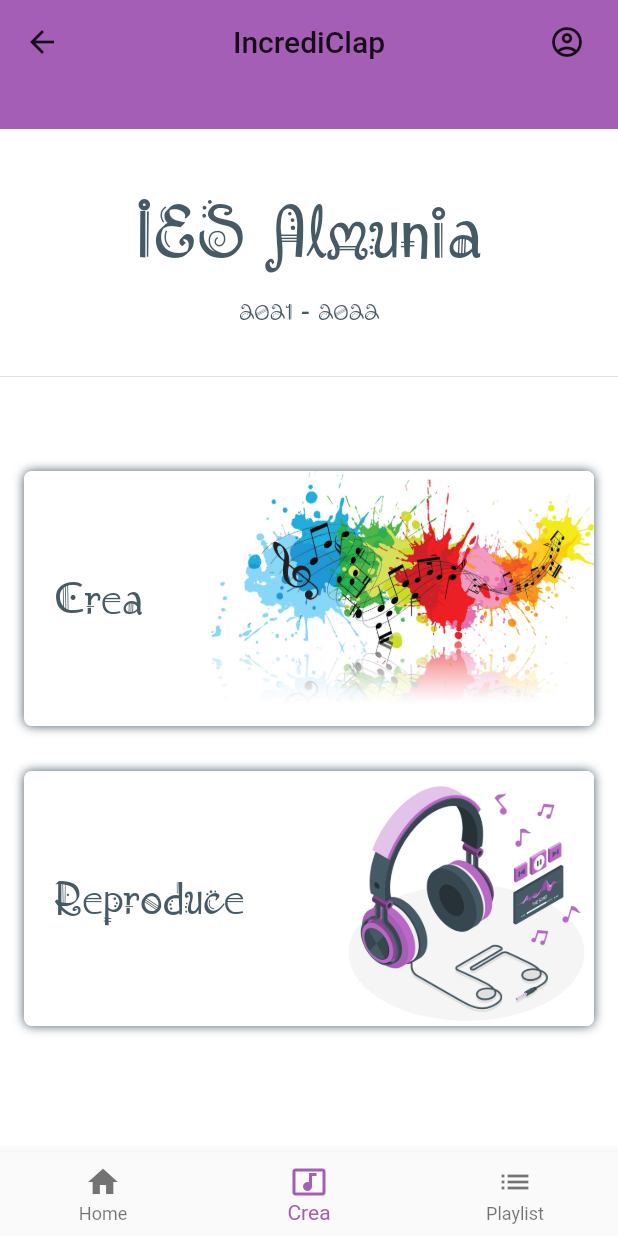
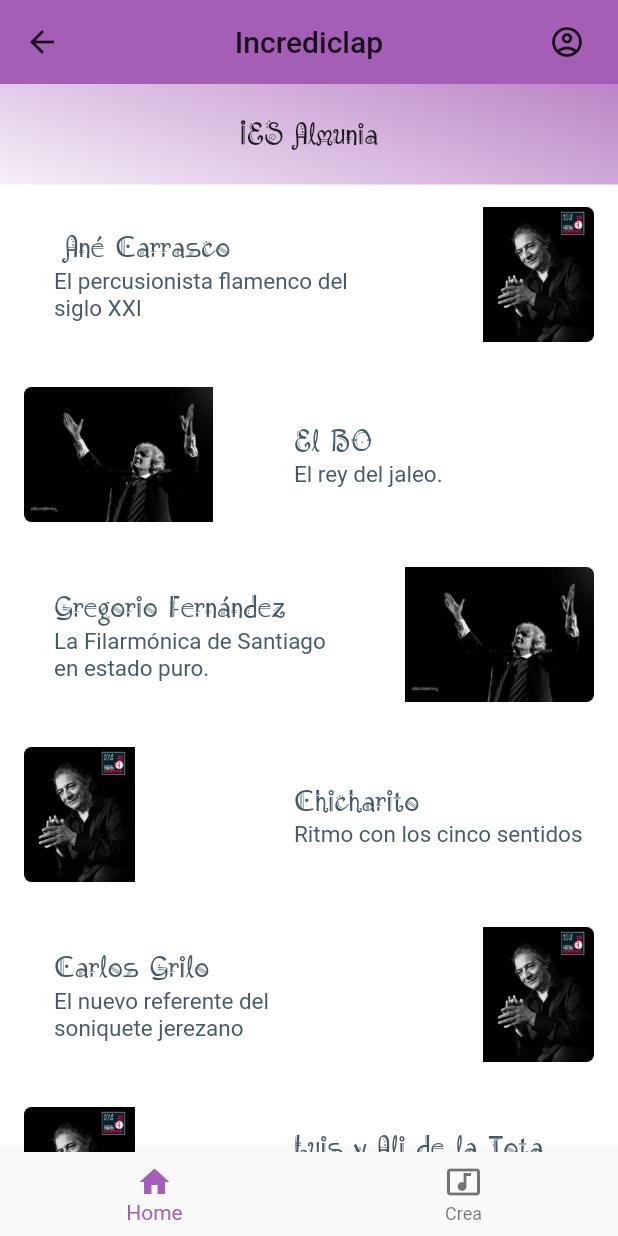
Before and after one commit to Harich93/TFG-IncrediClap, a Flutter app: the HomeScreen screen opened by its route, on a phone screen of 412 x 824 dp. Run offline on Flutter 3.47's test engine with Material 2 defaults, Android fonts, the phone set to English and light mode, and no system bars; our stand-ins replace animate_do, just_audio, modal_bottom_sheet, shared_preferences; accounts and stored records are empty; network calls fail.

Commit message:
Home, navigation fix

```diff
--- a/lib/main.dart
+++ b/lib/main.dart
@@ -24,6 +24,7 @@ class AppState extends StatelessWidget {
   Widget build(BuildContext context) {
     return MultiProvider(
       providers: [
+        ChangeNotifierProvider(create: ( _ ) => UiProvider()),
         ChangeNotifierProvider(create: ( _ ) => AuthService()),
         ChangeNotifierProvider(create: ( _ ) => AudiosProvider()),
         ChangeNotifierProvider(create: ( _ ) => DurationModel()),
@@ -46,13 +47,11 @@ class MyApp extends StatelessWidget {
     return MaterialApp(
       debugShowCheckedModeBanner: false,
       title: 'Material App',
-      initialRoute: MusicScreen.routeName,
+      initialRoute: HomeScreen.routeName,
       routes: {
         LoginScreen.routeName        : ( _ ) => const LoginScreen(),
         RegisterScreen.routeName     : ( _ ) => const RegisterScreen(),
         HomeScreen.routeName         : ( _ ) => const HomeScreen(),
-        MusicScreen.routeName        : ( _ ) => const MusicScreen(),
-        ListAudiosScreen.routeName   : ( _ ) => const ListAudiosScreen(),
         SettingsUserScreen.routeName : ( _ ) => const SettingsUserScreen(),
         PlayerScreen.routeName       : ( _ ) => PlayerScreen(),
       },
--- a/lib/providers/providers.dart
+++ b/lib/providers/providers.dart
@@ -2,3 +2,4 @@ export 'package:incredibclap/providers/audio_provider.dart';
 export 'package:incredibclap/providers/login_provider.dart';
 export 'package:incredibclap/providers/muenu_hidden.dart';
 export 'package:incredibclap/providers/audio_provider_player.dart';
+export 'package:incredibclap/providers/ui_provider.dart';
--- /dev/null
+++ b/lib/providers/ui_provider.dart
@@ -0,0 +1,16 @@
+import 'package:flutter/material.dart';
+
+class UiProvider extends ChangeNotifier {
+
+  int _selectedMenuOpt = 0;
+
+  int get selectedMenuOpt {
+    return _selectedMenuOpt;
+  }
+
+  set selectedMenuOpt( int i ) {
+    _selectedMenuOpt = i;
+    notifyListeners();
+  }
+
+}
--- a/lib/screens/home_screen.dart
+++ b/lib/screens/home_screen.dart
@@ -23,17 +23,20 @@ class HomeScreen extends StatelessWidget {
 
     final menuHiden = Provider.of<MenuHidden>(context);
     final recordService = Provider.of<RecordService>(context);
+    final uiProvider = Provider.of<UiProvider>(context);
 
     recordService.getAllAudios();
 
     return Scaffold(
       backgroundColor: Colors.white,
       appBar: AppBarCustom(
-        title: "IncrediClap",
+        title: "Incrediclap",
         elevation: menuHiden.hidden,
       ),
-      body:  _HomeBody(),
-      bottomNavigationBar: CustomNavigationBar(),
+      body:  uiProvider.selectedMenuOpt == 0
+        ? _HomeBody()
+        : const MusicScreen(),
+      bottomNavigationBar: const CustomNavigationBar(),
     );
   }
 
@@ -82,61 +85,84 @@ class _HomeBodyState extends State<_HomeBody> {
       controller: controller,
       child: Column(
         children: [
-          const HeaderCuadradro(),
 
           _TitlePage(),
 
-          const Divider(),
-
-          SizedBox(
-            height: size.height * 0.73,
-            child: Stack(
-              children: [
-
           Center(
             child: Column(
-                    children: [
+              children: const [
 
-                      const SizedBox(height: 40),
-
-                      FadeIn(
-                        duration: durationAnima,
-                        child: HomeCard(
-                          title: 'Crea',
-                          image: const AssetImage('assets/backgrounds/backMusic.jpg'),
+                HomeCard(
+                  title: ' Ané Carrasco',
+                  image: AssetImage('assets/artistas/chicharito.jpg'),
                   buttonColor: ThemeColors.dark,
                   buttonIcon: Icons.play_circle,
-                          onPressed: () => {
-                            ap.isMusicScreen = true,
-                            Navigator.pushNamed(context, MusicScreen.routeName)
+                  text: 'El percusionista flamenco del siglo XXI',
+                ),
 
-                          }
+                HomeCard(
+                  reverse: true,
+                  title: 'El BO',
+                  image: AssetImage('assets/artistas/bo.jpg'),
+                  buttonColor: ThemeColors.dark,
+                  buttonIcon: Icons.list_rounded,
+                  text: 'El rey del jaleo.',
                 ),
+
+                HomeCard(
+                  title: 'Gregorio Fernández',
+                  image: AssetImage('assets/artistas/bo.jpg'),
+                  buttonColor: ThemeColors.dark,
+                  buttonIcon: Icons.play_circle,
+                  text: 'La Filarmónica de Santiago en estado puro.',
+                ),
+
+                HomeCard(
+                  reverse: true,
+                  title: 'Chicharito',
+                  image: AssetImage('assets/artistas/chicharito.jpg'),
+                  buttonColor: ThemeColors.dark,
+                  buttonIcon: Icons.list_rounded,
+                  text: 'Ritmo con los cinco sentidos',
+                ),
+
+                HomeCard(
+                  title: 'Carlos Grilo',
+                  image: AssetImage('assets/artistas/chicharito.jpg'),
+                  buttonColor: ThemeColors.dark,
+                  buttonIcon: Icons.play_circle,
+                  text: 'El nuevo referente del soniquete jerezano',
                 ),
 
 
-                      FadeIn(
-                        duration: durationAnima,
-                        child: HomeCard(
-                          title: 'Reproduce',
-                          image: const AssetImage('assets/backgrounds/backMusic1.jpg'),
+                HomeCard(
+                  reverse: true,
+                  title: 'Luis y Ali de la Tota',
+                  image: AssetImage('assets/artistas/chicharito.jpg'),
                   buttonColor: ThemeColors.dark,
                   buttonIcon: Icons.list_rounded,
-                          onPressed: () => {
-                            rs.selectedListRecord = rs.allAudios,
-                            Navigator.pushNamed(context, ListAudiosScreen.routeName)
-                          }
-                        ),
+                  text: 'Los gemelos palmean dos veces.',
                 ),
 
-                      const SizedBox(height: 108),
+                HomeCard(
+                  title: 'El Monea',
+                  image: AssetImage('assets/artistas/chicharito.jpg'),
+                  buttonColor: ThemeColors.dark,
+                  buttonIcon: Icons.play_circle,
+                  text: 'El pulso de los Rubichi',
+                ),
+
+                HomeCard(
+                  reverse: true,
+                  title: 'José Rubichi',
+                  image: AssetImage('assets/artistas/chicharito.jpg'),
+                  buttonColor: ThemeColors.dark,
+                  buttonIcon: Icons.list_rounded,
+                  text: 'Compás por los cuatro costados',
+                ),
 
 
               ],
-                  ),
-                ),
-              ]
-
             ),
           ),
         ],
@@ -145,9 +171,6 @@ class _HomeBodyState extends State<_HomeBody> {
   }
 }
 
-
-
-
 class _TitlePage extends StatelessWidget {
 
 
@@ -155,47 +178,39 @@ class _TitlePage extends StatelessWidget {
   Widget build(BuildContext context) {
 
     const durationAnima = Duration(milliseconds: 800);
-    const colorTexto = ThemeColors.dark;
 
     return Container(
-      padding: const EdgeInsets.symmetric( vertical: 25, horizontal: 25 ),
+      decoration: const BoxDecoration(
+        gradient: LinearGradient(
+          colors: [
+            ThemeColors.primary,
+            Colors.white
+          ],
+          stops: [
+            .1,
+            .8
+          ],
+          transform: GradientRotation(71)
+        )
+      ),
+      padding: const EdgeInsets.symmetric( vertical: 20 ),
       width: double.infinity,
       child: Column(
         crossAxisAlignment: CrossAxisAlignment.start,
         children: [
-
-          const SizedBox( height: 10),
-
           FadeIn(
             duration: durationAnima,
             child: const Center(
               child: Text(
                 'IES Almunia',
-                style: TextStyle(
-                  color: colorTexto,
-                  fontFamily: 'Amadeus',
-                  fontSize: 50,
-                )
-              ),
-            ),
-          ),
-
-          const SizedBox( height: 10),
-
-          FadeIn(
-            duration: durationAnima,
-            child: const Center(
-              child: Text(
-                '2021 - 2022',
                 style:  TextStyle(
                   fontFamily: 'Amadeus',
-                  color: colorTexto,
-                  fontSize: 15
+                  // color: colorTexto,
+                  fontSize: 20
                 ),
               ),
             ),
           ),
-
 
         ]
       ),
--- a/lib/screens/music_screen.dart
+++ b/lib/screens/music_screen.dart
@@ -12,8 +12,6 @@ import 'package:incredibclap/widgets/music/music_widgets.dart';
 
 class MusicScreen extends StatefulWidget {
 
-static const String routeName = 'Music';
-
   const MusicScreen({Key? key}) : super(key: key);
 
   @override
@@ -26,12 +24,8 @@ class _MusicScreenState extends State<MusicScreen> {
   @override
   void initState() {
     ap = Provider.of<AudiosProvider>(context, listen: false);
-    // ap.isMusicScreen = true;
     super.initState();
   }
-
-
-
 
   @override
   Widget build(BuildContext context) {
@@ -49,24 +43,8 @@ class _MusicScreenState extends State<MusicScreen> {
 
     const textStyleTab = TextStyle( color: Colors.black87);
 
-    return WillPopScope( // Acciones al retroceder
-      onWillPop: () async{
-        ap.resetAudiosProvider();
-        dm.playing = false;
-        firstPlay = true;
-        rs.isRecord = false;
-        ap.isMusicScreen = false;
-        dm.current = const Duration(seconds: 0);
-        return true;
-      },
-
-      child: Scaffold(
-        backgroundColor: Colors.white,
-        appBar: const AppBarCustom(
-          title: "IncrediClap",
-          elevation: 2,
-        ),
-        body:Column(
+    return Container(
+      child: Column(
             children: [
               Padding(
                 padding: const EdgeInsets.only(top: 20),
@@ -102,7 +80,7 @@ class _MusicScreenState extends State<MusicScreen> {
               ),
 
 
-            SizedBox(height: size.height*.05),
+              SizedBox(height: size.height*.01),
 
               FadeInUp(
                 duration: durationAnima,
@@ -139,15 +117,6 @@ class _MusicScreenState extends State<MusicScreen> {
               ),
 
             ],
-        ),
-        floatingActionButtonLocation: FloatingActionButtonLocation.miniCenterDocked,
-        floatingActionButton: FloatingActionButton(
-          onPressed: (){},
-          child: const Icon(Icons.radio_button_checked_rounded, color: ThemeColors.dark,),
-          backgroundColor: ThemeColors.primary,
-          elevation: 10,
-        ),
-        bottomNavigationBar: const CustomNavigationBar(),
           ),
     );
   }
--- a/lib/widgets/home/home_card.dart
+++ b/lib/widgets/home/home_card.dart
@@ -9,36 +9,38 @@ class HomeCard extends StatelessWidget {
     required this.buttonColor,
     required this.buttonIcon,
     required this.title,
-    required this.onPressed,
-    required this.image
+    required this.image,
+    required this.text,
+    this.reverse = false,
   }) : super(key: key);
 
   final Color buttonColor;
+  final String text;
   final IconData buttonIcon;
   final String title;
-  final Function onPressed;
   final AssetImage image;
-
-
+  final bool reverse;
 
   @override
   Widget build(BuildContext context) {
-
     return GestureDetector(
-      onTap: () => onPressed(),
       child: _CardBackground(
+        reverse: reverse,
         image: image,
         child: Row(
-          mainAxisAlignment: MainAxisAlignment.start,
+          mainAxisAlignment: !reverse ? MainAxisAlignment.start : MainAxisAlignment.end,
           children: [
-
             const SizedBox( width: 20 ),
-
-            Column(
-              mainAxisAlignment: MainAxisAlignment.center,
-              children: [
-                Text(title, style: TextStyle( color: buttonColor, fontSize: 30, fontFamily: 'Amadeus') )
-              ]
+            SizedBox(
+              width: 200,
+              child: Column(
+                mainAxisAlignment: MainAxisAlignment.center,
+                crossAxisAlignment: CrossAxisAlignment.start,
+                children: [
+                  Text(title, style: TextStyle( color: buttonColor, fontSize: 20, fontFamily: 'Amadeus') ),
+                  Text(text, style: TextStyle( color: buttonColor, fontSize: 15) ),
+                ]
+              ),
             ),
           ],
         ),
@@ -53,10 +55,11 @@ class HomeCard extends StatelessWidget {
 
 class _CardBackground extends StatelessWidget {
 
-  const _CardBackground( { required this.child, required this.image } );
+  const _CardBackground( { required this.child, required this.image, required this.reverse } );
 
   final Widget child;
   final AssetImage image;
+  final bool reverse;
 
   @override
   Widget build(BuildContext context) {
@@ -64,20 +67,20 @@ class _CardBackground extends StatelessWidget {
       margin: const EdgeInsets.all(15),
       child: Container(
         width: 380,
-        height: 170,
+        height: 90,
         decoration: BoxDecoration(
           image: DecorationImage(
-            alignment: Alignment.centerRight,
+            alignment: !reverse ? Alignment.centerRight : Alignment.centerLeft,
             image: image
           ),
-          boxShadow: const [
-            BoxShadow(
-              spreadRadius: 0,
-              color: ThemeColors.dark,
-              offset: Offset(0,0),
-              blurRadius: 5
-            )
-          ],
+          // boxShadow: const [
+          //   BoxShadow(
+          //     spreadRadius: 0,
+          //     color: ThemeColors.dark,
+          //     offset: Offset(0,0),
+          //     blurRadius: 0
+          //   )
+          // ],
           color: Colors.white,
           borderRadius: BorderRadius.circular(5)
         ),
--- a/lib/widgets/shared/custom_navigation_bar.dart
+++ b/lib/widgets/shared/custom_navigation_bar.dart
@@ -1,18 +1,19 @@
 import 'package:flutter/material.dart';
+import 'package:incredibclap/providers/providers.dart';
 import 'package:incredibclap/themes/themes.dart';
+import 'package:provider/provider.dart';
 
-class CustomNavigationBar extends StatefulWidget {
+class CustomNavigationBar extends StatelessWidget {
+
   const CustomNavigationBar({
     Key? key,
   }) : super(key: key);
 
   @override
-  State<CustomNavigationBar> createState() => _CustomNavigationBarState();
-}
+  Widget build(BuildContext context) {
 
-class _CustomNavigationBarState extends State<CustomNavigationBar> {
-  @override
-  Widget build(BuildContext context) {
+    UiProvider uiProvider = Provider.of<UiProvider>(context);
+
     return BottomNavigationBar(
       items: const <BottomNavigationBarItem>[
         BottomNavigationBarItem(
@@ -23,14 +24,10 @@ class _CustomNavigationBarState extends State<CustomNavigationBar> {
           icon: Icon(Icons.music_video_outlined),
           label: 'Crea',
         ),
-        BottomNavigationBarItem(
-          icon: Icon(Icons.list),
-          label: 'Playlist',
-        ),
       ],
-      currentIndex: 1,
+      currentIndex: uiProvider.selectedMenuOpt,
       selectedItemColor: ThemeColors.primary,
-      onTap: (val) => {},
+      onTap: (val) => {uiProvider.selectedMenuOpt = val}
     );
   }
 }
--- a/pubspec.yaml
+++ b/pubspec.yaml
@@ -73,6 +73,7 @@ flutter:
     - assets/sheets/
     - assets/backgrounds/
     - assets/icons/
+    - assets/artistas/
 
 
   fonts:
```
Also changed, not shown: assets/artistas/bo.jpg (renamed from assets/artistas/EL_bo.jpg). Lines whose indentation alone changed are shown as unchanged.
